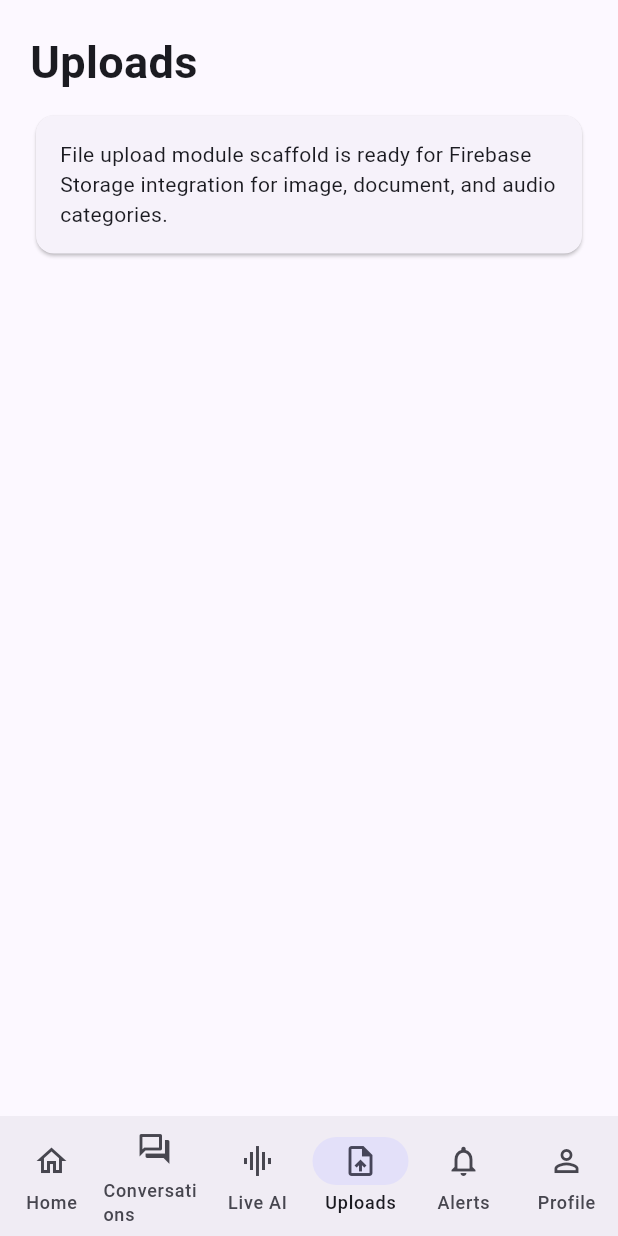
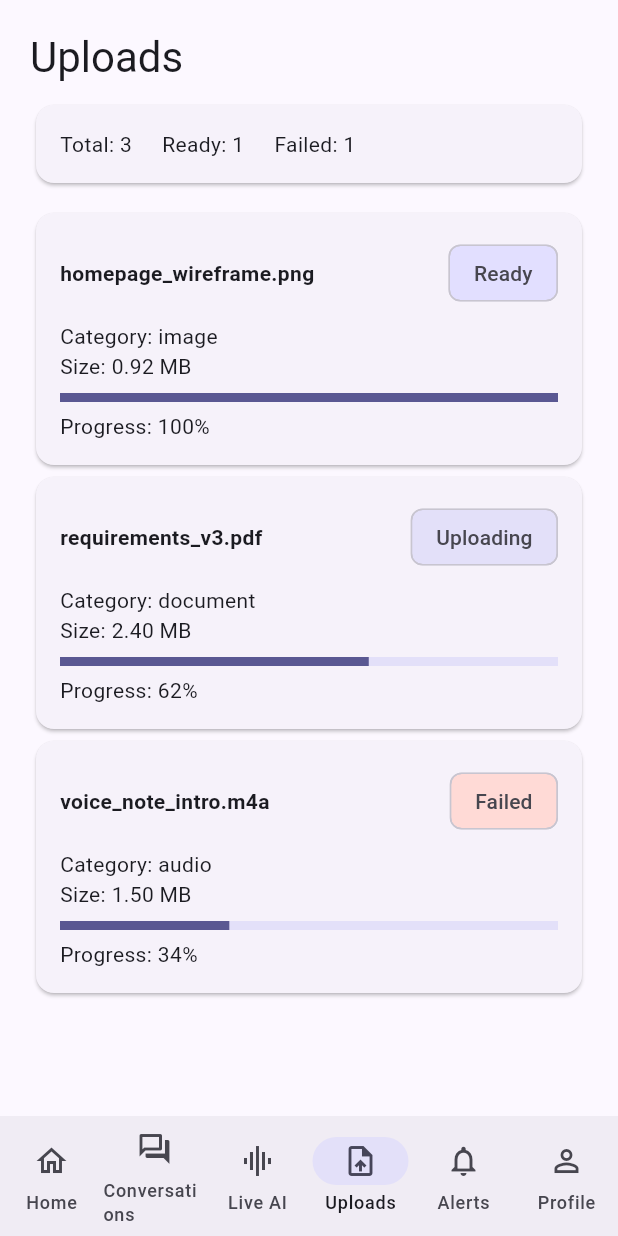
Before and after one commit to sooubh/summerhack, a Flutter app: the AppShellScreen screen opened directly with empty values, item 4 of the bottom bar chosen, on a phone screen of 412 x 824 dp. Run offline on Flutter 3.47's test engine with Material 3 defaults, Android fonts, the phone set to English and light mode, and no system bars; our stand-ins replace flutter_riverpod.

Commit message:
feat: enhance conversation and notification features with new models and providers

```diff
--- a/lib/app/di/providers.dart
+++ b/lib/app/di/providers.dart
@@ -3,6 +3,8 @@ import 'package:flutter_riverpod/flutter_riverpod.dart';
 import '../../core/constants/ai_constants.dart';
 import '../../shared/models/app_user.dart';
 import '../../shared/models/conversation.dart';
+import '../../shared/models/notification_item.dart';
+import '../../shared/models/upload_item.dart';
 
 enum ShellTab { home, conversations, liveAi, uploads, notifications, profile }
 
@@ -79,6 +81,7 @@ final authControllerProvider = NotifierProvider<AuthController, AuthState>(
 );
 
 final selectedTabProvider = StateProvider<ShellTab>((ref) => ShellTab.home);
+final selectedConversationIdProvider = StateProvider<String?>((_) => 'conv_1');
 
 final conversationsProvider = Provider<List<Conversation>>((ref) {
   final now = DateTime.now();
@@ -109,7 +112,7 @@ final conversationMessagesProvider = Provider.family<List<ConversationMessage>,
   conversationId,
 ) {
   final now = DateTime.now();
-  return <ConversationMessage>[
+  final baseMessages = <ConversationMessage>[
     ConversationMessage(
       id: '${conversationId}_m1',
       role: 'user',
@@ -123,7 +126,115 @@ final conversationMessagesProvider = Provider.family<List<ConversationMessage>,
       createdAt: now.subtract(const Duration(minutes: 11)),
     ),
   ];
+
+  if (conversationId == 'conv_2') {
+    return <ConversationMessage>[
+      ...baseMessages,
+      ConversationMessage(
+        id: '${conversationId}_m3',
+        role: 'assistant',
+        text: 'Model locked to ${AiConstants.model}.',
+        createdAt: now.subtract(const Duration(minutes: 9)),
+      ),
+    ];
+  }
+
+  if (conversationId == 'conv_3') {
+    return <ConversationMessage>[
+      ...baseMessages,
+      ConversationMessage(
+        id: '${conversationId}_m3',
+        role: 'user',
+        text: 'Please attach the latest wireframes and notes.',
+        createdAt: now.subtract(const Duration(minutes: 7)),
+      ),
+    ];
+  }
+
+  return baseMessages;
 });
+
+final uploadItemsProvider = Provider<List<UploadItem>>((ref) {
+  final now = DateTime.now();
+  return <UploadItem>[
+    UploadItem(
+      id: 'up_1',
+      fileName: 'homepage_wireframe.png',
+      category: 'image',
+      status: UploadStatus.ready,
+      progress: 100,
+      updatedAt: now.subtract(const Duration(minutes: 22)),
+      sizeBytes: 920000,
+    ),
+    UploadItem(
+      id: 'up_2',
+      fileName: 'requirements_v3.pdf',
+      category: 'document',
+      status: UploadStatus.uploading,
+      progress: 62,
+      updatedAt: now.subtract(const Duration(minutes: 2)),
+      sizeBytes: 2400000,
+    ),
+    UploadItem(
+      id: 'up_3',
+      fileName: 'voice_note_intro.m4a',
+      category: 'audio',
+      status: UploadStatus.failed,
+      progress: 34,
+      updatedAt: now.subtract(const Duration(hours: 1)),
+      sizeBytes: 1500000,
+    ),
+  ];
+});
+
+final notificationItemsProvider = Provider<List<AppNotification>>((ref) {
+  final now = DateTime.now();
+  return <AppNotification>[
+    AppNotification(
+      id: 'noti_1',
+      title: 'Live session ready',
+      body: 'Your latest Gemini Live session has been archived.',
+      createdAt: now.subtract(const Duration(minutes: 5)),
+      isRead: false,
+      route: '/live',
+    ),
+    AppNotification(
+      id: 'noti_2',
+      title: 'Upload complete',
+      body: 'requirements_v3.pdf is now available in conversation context.',
+      createdAt: now.subtract(const Duration(minutes: 45)),
+      isRead: true,
+      route: '/uploads',
+    ),
+    AppNotification(
+      id: 'noti_3',
+      title: 'New message',
+      body: 'Project Planning received a new assistant summary.',
+      createdAt: now.subtract(const Duration(hours: 2)),
+      isRead: false,
+      route: '/conversations',
+    ),
+  ];
+});
+
+final unreadNotificationsCountProvider = Provider<int>((ref) {
+  final notifications = ref.watch(notificationItemsProvider);
+  return notifications.where((item) => !item.isRead).length;
+});
+
+class HomeKpis {
+  const HomeKpis({
+    required this.conversations,
+    required this.liveMessages,
+    required this.uploads,
+    required this.unreadAlerts,
+  });
+
+  final int conversations;
+  final int liveMessages;
+  final int uploads;
+  final int unreadAlerts;
+}
 
 class LiveAiState {
   const LiveAiState({
@@ -204,3 +315,17 @@ class LiveAiController extends Notifier<LiveAiState> {
 final liveAiControllerProvider = NotifierProvider<LiveAiController, LiveAiState>(
   LiveAiController.new,
 );
+
+final homeKpisProvider = Provider<HomeKpis>((ref) {
+  final conversationCount = ref.watch(conversationsProvider).length;
+  final uploadCount = ref.watch(uploadItemsProvider).length;
+  final unreadAlerts = ref.watch(unreadNotificationsCountProvider);
+  final liveMessages = ref.watch(liveAiControllerProvider).messages.length;
+
+  return HomeKpis(
+    conversations: conversationCount,
+    liveMessages: liveMessages,
+    uploads: uploadCount,
+    unreadAlerts: unreadAlerts,
+  );
+});
--- a/lib/features/uploads/presentation/screens/uploads_screen.dart
+++ b/lib/features/uploads/presentation/screens/uploads_screen.dart
@@ -1,30 +1,113 @@
 import 'package:flutter/material.dart';
+import 'package:flutter_riverpod/flutter_riverpod.dart';
 
-class UploadsScreen extends StatelessWidget {
+import '../../../../app/di/providers.dart';
+import '../../../../shared/models/upload_item.dart';
+
+class UploadsScreen extends ConsumerWidget {
   const UploadsScreen({super.key});
 
   @override
-  Widget build(BuildContext context) {
+  Widget build(BuildContext context, WidgetRef ref) {
+    final uploads = ref.watch(uploadItemsProvider);
+    final doneCount = uploads.where((item) => item.isDone).length;
+    final failedCount = uploads.where((item) => item.isFailed).length;
+
     return SafeArea(
       child: ListView(
         padding: const EdgeInsets.all(20),
-        children: const [
+        children: [
           Text(
             'Uploads',
-            style: TextStyle(fontSize: 30, fontWeight: FontWeight.w700),
+            style: Theme.of(context).textTheme.headlineMedium,
           ),
-          SizedBox(height: 10),
+          const SizedBox(height: 10),
           Card(
             child: Padding(
-              padding: EdgeInsets.all(16),
-              child: Text(
-                'File upload module scaffold is ready for Firebase Storage integration '
-                'for image, document, and audio categories.',
+              padding: const EdgeInsets.all(16),
+              child: Wrap(
+                spacing: 20,
+                runSpacing: 8,
+                children: [
+                  Text('Total: ${uploads.length}'),
+                  Text('Ready: $doneCount'),
+                  Text('Failed: $failedCount'),
+                ],
               ),
             ),
           ),
+          const SizedBox(height: 12),
+          ...uploads.map((item) => _UploadCard(item: item)),
         ],
       ),
     );
   }
 }
+
+class _UploadCard extends StatelessWidget {
+  const _UploadCard({required this.item});
+
+  final UploadItem item;
+
+  @override
+  Widget build(BuildContext context) {
+    return Card(
+      child: Padding(
+        padding: const EdgeInsets.all(16),
+        child: Column(
+          crossAxisAlignment: CrossAxisAlignment.start,
+          children: [
+            Row(
+              children: [
+                Expanded(
+                  child: Text(
+                    item.fileName,
+                    style: const TextStyle(fontWeight: FontWeight.w600),
+                  ),
+                ),
+                _StatusChip(status: item.status),
+              ],
+            ),
+            const SizedBox(height: 8),
+            Text('Category: ${item.category}'),
+            if (item.sizeBytes != null)
+              Text('Size: ${(item.sizeBytes! / 1000000).toStringAsFixed(2)} MB'),
+            const SizedBox(height: 8),
+            LinearProgressIndicator(
+              value: item.progress / 100,
+              minHeight: 6,
+            ),
+            const SizedBox(height: 6),
+            Text('Progress: ${item.progress}%'),
+          ],
+        ),
+      ),
+    );
+  }
+}
+
+class _StatusChip extends StatelessWidget {
+  const _StatusChip({required this.status});
+
+  final UploadStatus status;
+
+  @override
+  Widget build(BuildContext context) {
+    final label = switch (status) {
+      UploadStatus.uploading => 'Uploading',
+      UploadStatus.ready => 'Ready',
+      UploadStatus.failed => 'Failed',
+    };
+
+    final color = switch (status) {
+      UploadStatus.uploading => Theme.of(context).colorScheme.secondaryContainer,
+      UploadStatus.ready => Theme.of(context).colorScheme.primaryContainer,
+      UploadStatus.failed => Theme.of(context).colorScheme.errorContainer,
+    };
+
+    return Chip(
+      label: Text(label),
+      backgroundColor: color,
+    );
+  }
+}
--- /dev/null
+++ b/lib/shared/models/upload_item.dart
@@ -0,0 +1,24 @@
+enum UploadStatus { uploading, ready, failed }
+
+class UploadItem {
+  const UploadItem({
+    required this.id,
+    required this.fileName,
+    required this.category,
+    required this.status,
+    required this.updatedAt,
+    this.progress = 0,
+    this.sizeBytes,
+  });
+
+  final String id;
+  final String fileName;
+  final String category;
+  final UploadStatus status;
+  final DateTime updatedAt;
+  final int progress;
+  final int? sizeBytes;
+
+  bool get isDone => status == UploadStatus.ready;
+  bool get isFailed => status == UploadStatus.failed;
+}
```
Also changed, not shown: lib/features/conversations/presentation/screens/conversations_screen.dart (+49 -12 lines), lib/features/home/presentation/screens/home_screen.dart (+21 -10 lines), lib/features/notifications/presentation/screens/notifications_screen.dart (+46 -9 lines), lib/shared/models/app_user.dart (+46 -0 lines), lib/shared/models/notification_item.dart (added, +17 -0 lines).
